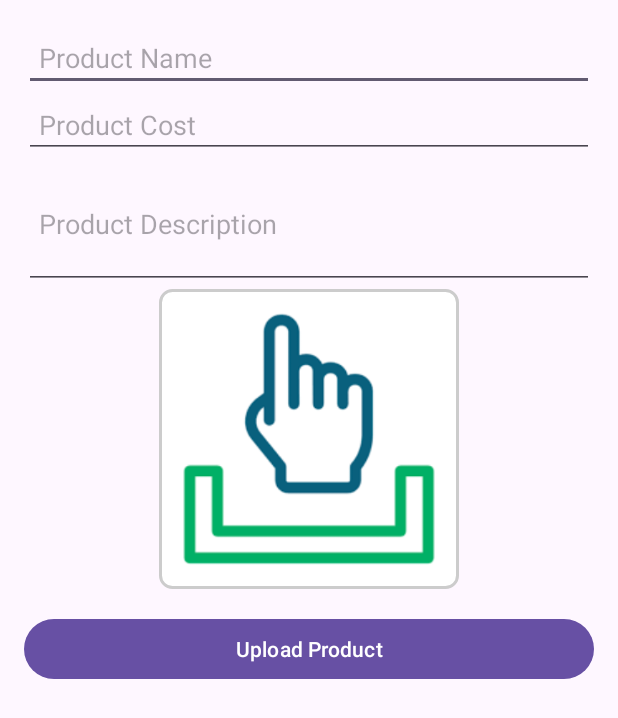
After one commit to BernardKamotho/EmployeeRecycler, an Android app: the Upload2 screen opened directly, with no data from a screen before it, on a phone screen of 412 x 824 dp. The commit adds this screen. Shown: the top 718 px of the screen. Run offline under Robolectric (Android 15) with nearby library versions, the phone set to English and light mode, and no system bars; libraries missing offline, so code that uses them is left out: com.loopj.android, cz.msebera.android; pictures from the network do not load.

Commit message:
upload image to flask api

```diff
--- a/app/build.gradle.kts
+++ b/app/build.gradle.kts
@@ -47,6 +47,12 @@ dependencies {
     androidTestImplementation(libs.androidx.espresso.core)
     implementation ("com.loopj.android:android-async-http:1.4.9")
     implementation ("com.google.code.gson:gson:2.8.7")
+    implementation ("io.coil-kt:coil:1.1.1")
+    implementation ("com.karumi:dexter:6.2.2")
+    implementation ("com.squareup.picasso:picasso:2.8")
+    implementation ("de.hdodenhof:circleimageview:3.1.0")
+
+
 
 
 }
--- a/app/src/main/AndroidManifest.xml
+++ b/app/src/main/AndroidManifest.xml
@@ -2,7 +2,7 @@
 <manifest xmlns:android="http://schemas.android.com/apk/res/android"
     xmlns:tools="http://schemas.android.com/tools">
 
-    <uses-permission android:name="android.permission.INTERNET"/>
+    <uses-permission android:name="android.permission.INTERNET" />
 
     <application
         android:allowBackup="true"
@@ -14,6 +14,9 @@
         android:supportsRtl="true"
         android:theme="@style/Theme.EmployeeApp"
         tools:targetApi="31">
+        <activity
+            android:name=".Upload2"
+            android:exported="false" />
         <activity
             android:name=".Get2"
             android:exported="false" />
--- /dev/null
+++ b/app/src/main/res/drawable/border.xml
@@ -0,0 +1,7 @@
+<shape xmlns:android="http://schemas.android.com/apk/res/android">
+    <solid android:color="#FFFFFF" />
+    <corners android:radius="8dp" />
+    <stroke
+        android:width="2dp"
+        android:color="#CCCCCC" />
+</shape>
--- /dev/null
+++ b/app/src/main/res/layout/activity_upload2.xml
@@ -0,0 +1,70 @@
+<?xml version="1.0" encoding="utf-8"?>
+<LinearLayout xmlns:android="http://schemas.android.com/apk/res/android"
+    xmlns:tools="http://schemas.android.com/tools"
+    android:orientation="vertical"
+    android:id="@+id/main"
+    android:padding="16dp"
+    android:layout_width="match_parent"
+    android:layout_height="match_parent"
+    tools:context=".Upload2">
+
+    <!-- Product Name Input -->
+    <EditText
+        android:id="@+id/name"
+        android:layout_width="match_parent"
+        android:layout_height="wrap_content"
+        android:hint="Product Name"
+        android:inputType="text"
+        android:padding="10dp" />
+
+    <!-- Product Cost Input -->
+    <EditText
+        android:id="@+id/cost"
+        android:layout_width="match_parent"
+        android:layout_height="wrap_content"
+        android:hint="Product Cost"
+        android:inputType="numberDecimal"
+        android:padding="10dp" />
+
+    <!-- Product Description Input -->
+    <EditText
+        android:id="@+id/desc"
+        android:layout_width="match_parent"
+        android:layout_height="wrap_content"
+        android:hint="Product Description"
+        android:inputType="textMultiLine"
+        android:minLines="3"
+        android:padding="10dp" />
+
+    <!-- Image View for displaying selected or captured image -->
+    <ImageView
+        android:id="@+id/imageView"
+        android:layout_width="200dp"
+        android:layout_height="200dp"
+        android:layout_gravity="center"
+        android:src="@drawable/upload"
+        android:contentDescription="Product Image"
+        android:scaleType="centerCrop"
+        android:background="@drawable/border"
+        android:padding="5dp"
+        android:clickable="true"
+        android:focusable="true" />
+
+    <!-- Button to Post Image to API -->
+    <Button
+        android:id="@+id/btnImage"
+        android:layout_width="match_parent"
+        android:layout_height="wrap_content"
+        android:text="Upload Product"
+        android:padding="10dp"
+        android:layout_marginTop="16dp" />
+
+    <!-- Progress Bar for Uploading Status -->
+    <ProgressBar
+        android:id="@+id/progressbar"
+        android:layout_width="wrap_content"
+        android:layout_height="wrap_content"
+        android:visibility="gone"
+        android:layout_gravity="center" />
+
+</LinearLayout>
```
Also changed, not shown: app/src/main/java/com/example/employeeapp/MainActivity.kt (+8 -0 lines), app/src/main/java/com/example/employeeapp/Upload2.kt (added, +218 -0 lines), app/src/main/res/layout/activity_main.xml (+13 -0 lines), app/src/main/res/drawable/upload.png (added).
